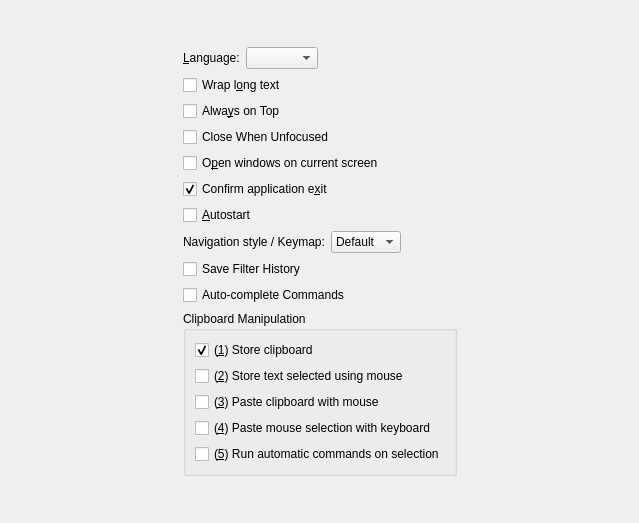
Qt form src/ui/configtabgeneral.ui (hluk/CopyQ) before a commit.
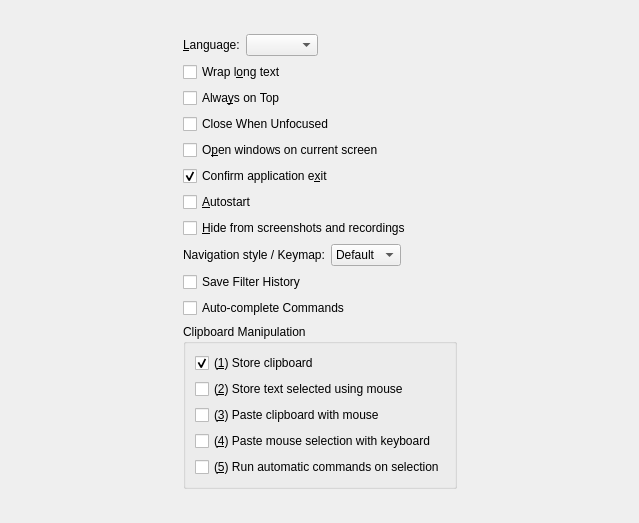
The same form after that commit.

Commit message:
Hide window for screen capture
Fixes #3165

Diff of the .ui file:
```diff
--- a/src/ui/configtabgeneral.ui
+++ b/src/ui/configtabgeneral.ui
@@ -150,6 +150,16 @@
         </property>
        </widget>
       </item>
+      <item>
+       <widget class="QCheckBox" name="checkBoxPreventScreenCapture">
+        <property name="toolTip">
+         <string>Prevent capturing app windows in screenshots and recordings</string>
+        </property>
+        <property name="text">
+         <string>&amp;Hide from screenshots and recordings</string>
+        </property>
+       </widget>
+      </item>
       <item>
        <layout class="QHBoxLayout" name="horizontalLayoutNavigationStyle">
         <property name="bottomMargin">
```
The commit also changes 12 other files.
